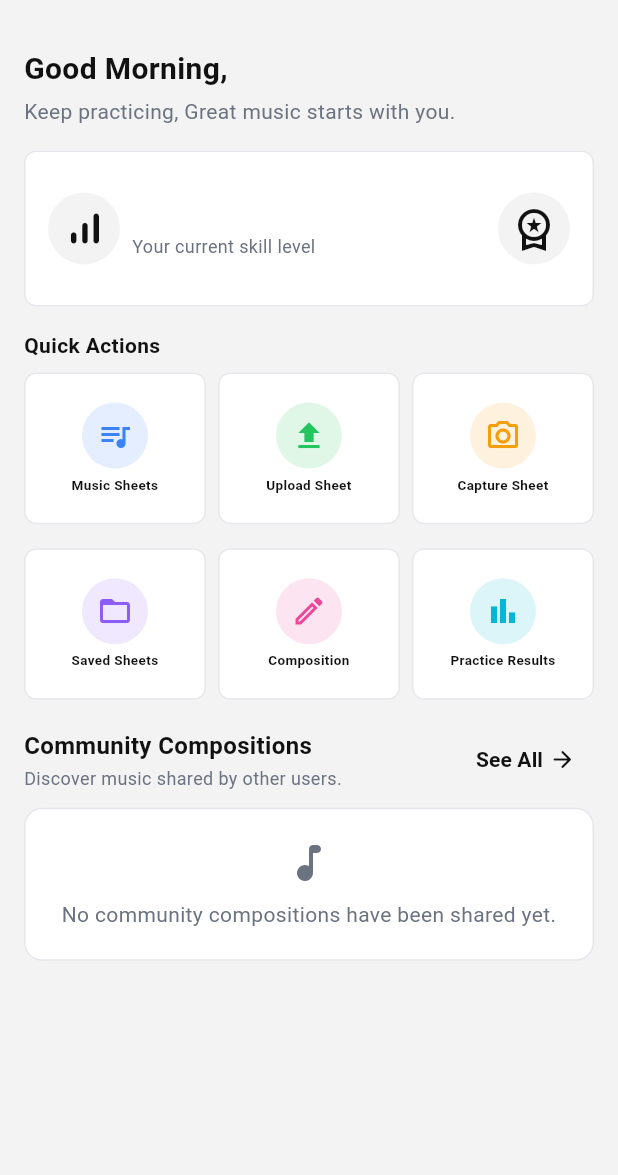
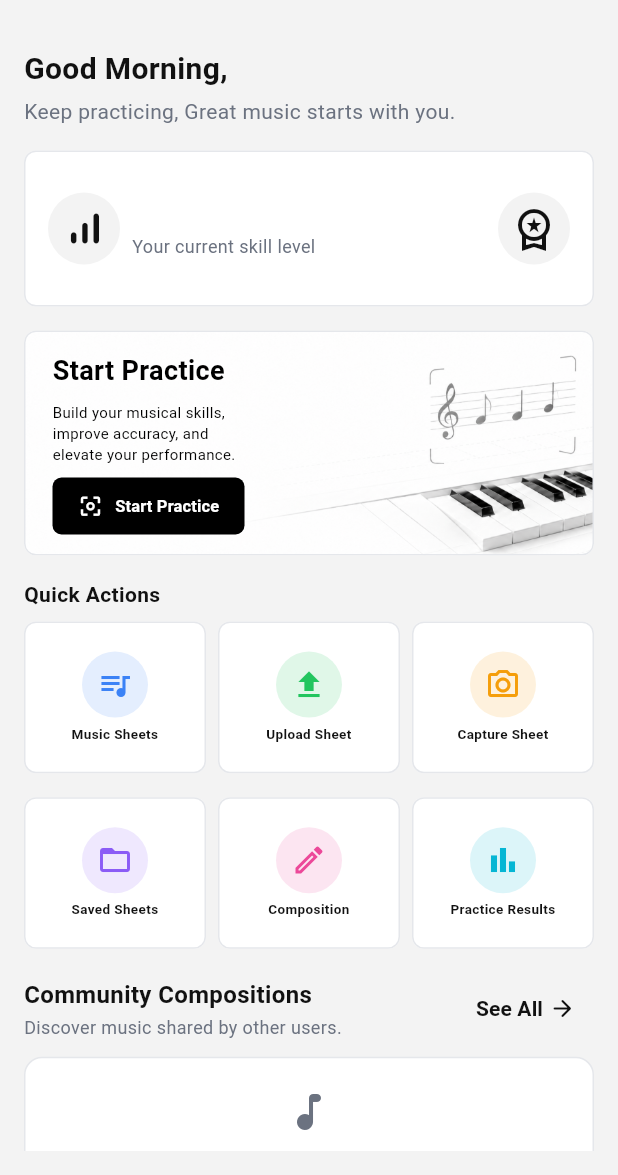
Before and after one commit to Fernandez-CJj/SoundSight, a Flutter app: the HomeScreen screen opened directly, on a phone screen of 412 x 824 dp, the part 61-1236 px from its top. Run offline on Flutter 3.47's test engine with Material 3 defaults, Android fonts, the phone set to English and light mode, and no system bars; our stand-ins replace audioplayers, camera, cloud_firestore, email_validator, file_picker, firebase_auth and 5 more; missing offline and left inert: flutter_midi_command, hand_detection, pdfrx; accounts and stored records are empty.

Commit message:
commit para kay ken

```diff
--- a/lib/screens/homescreen/screens/home_screen.dart
+++ b/lib/screens/homescreen/screens/home_screen.dart
@@ -10,6 +10,7 @@ import 'package:soundsight/screens/composition/screens/published_compositions_sc
 import 'package:soundsight/screens/composition/screens/published_composition_viewer_screen.dart';
 import 'package:soundsight/screens/homescreen/widgets/community_compositions_section.dart';
 import 'package:soundsight/screens/homescreen/widgets/level_card.dart';
+import 'package:soundsight/screens/homescreen/widgets/practice_container.dart';
 import 'package:soundsight/screens/homescreen/widgets/quick_actions.dart';
 import 'package:soundsight/screens/music_sheet/screens/music_sheet_screen.dart';
 import 'package:soundsight/screens/profile/profile_screen.dart';
@@ -43,6 +44,14 @@ class _HomeScreenState extends State<HomeScreen> {
   @override
   Widget build(BuildContext context) {
     final colors = AppThemeColors.fromDarkMode(isDarkMode);
+
+    final practiceImage = isDarkMode
+        ? 'assets/images/black_container.png'
+        : 'assets/images/white_container.png';
+
+    final practiceTextColor = isDarkMode ? Colors.white : Colors.black;
+    final practiceButtonColor = isDarkMode ? Colors.white : Colors.black;
+    final practiceButtonTextColor = isDarkMode ? Colors.black : Colors.white;
 
     return Scaffold(
       backgroundColor: colors.backgroundColor,
@@ -119,6 +128,14 @@ class _HomeScreenState extends State<HomeScreen> {
             ),
             const Gap(AppSpacing.md),
             TopCard(colors: colors, skillLevel: skillLevel),
+            const Gap(AppSpacing.md),
+            PracticeContainer(
+              practiceImage: practiceImage,
+              practiceTextColor: practiceTextColor,
+              practiceButtonColor: practiceButtonColor,
+              practiceButtonTextColor: practiceButtonTextColor,
+              borderColor: colors.borderColor,
+            ),
             const Gap(AppSpacing.md),
             QuickActions(
               colors: colors,
--- /dev/null
+++ b/lib/screens/homescreen/widgets/practice_container.dart
@@ -0,0 +1,96 @@
+import 'package:flutter/material.dart';
+import 'package:gap/gap.dart';
+import 'package:soundsight/constants/constant.dart';
+import 'package:soundsight/screens/practice/practice_screen.dart';
+
+class PracticeContainer extends StatelessWidget {
+  const PracticeContainer({
+    super.key,
+    required this.practiceImage,
+    required this.practiceTextColor,
+    required this.practiceButtonColor,
+    required this.practiceButtonTextColor,
+    required this.borderColor,
+  });
+
+  final String practiceImage;
+  final Color practiceTextColor;
+  final Color practiceButtonColor;
+  final Color practiceButtonTextColor;
+  final Color borderColor;
+
+  @override
+  Widget build(BuildContext context) {
+    return ClipRRect(
+      borderRadius: BorderRadius.circular(AppRadius.sm),
+      child: Container(
+        width: double.infinity,
+        height: 150,
+        decoration: BoxDecoration(
+          border: Border.all(color: borderColor),
+          borderRadius: BorderRadius.circular(AppRadius.sm),
+          image: DecorationImage(
+            image: AssetImage(practiceImage),
+            fit: BoxFit.cover,
+          ),
+        ),
+        child: Padding(
+          padding: const EdgeInsets.only(left: 18),
+          child: Column(
+            mainAxisAlignment: MainAxisAlignment.center,
+            crossAxisAlignment: CrossAxisAlignment.start,
+            children: [
+              Text(
+                'Start Practice',
+                style: TextStyle(
+                  color: practiceTextColor,
+                  fontSize: 18,
+                  fontWeight: FontWeight.w700,
+                ),
+              ),
+              Gap(AppSpacing.sm),
+              SizedBox(
+                width: 145,
+                child: Text(
+                  'Build your musical skills,\nimprove accuracy, and\nelevate your performance.',
+                  style: TextStyle(
+                    color: practiceTextColor,
+                    fontSize: 10,
+                    fontWeight: FontWeight.w400,
+                    height: 1.35,
+                  ),
+                ),
+              ),
+              Gap(AppSpacing.sm),
+              SizedBox(
+                width: 128,
+                height: 38,
+                child: ElevatedButton.icon(
+                  onPressed: () {
+                    Navigator.of(
+                      context,
+                    ).push(MaterialPageRoute(builder: (_) => PracticeScreen()));
+                  },
+                  icon: Icon(Icons.center_focus_weak, size: 17),
+                  label: Text(
+                    'Start Practice',
+                    style: TextStyle(fontSize: 11, fontWeight: FontWeight.w700),
+                  ),
+                  style: ElevatedButton.styleFrom(
+                    backgroundColor: practiceButtonColor,
+                    foregroundColor: practiceButtonTextColor,
+                    elevation: 0,
+                    shape: RoundedRectangleBorder(
+                      borderRadius: BorderRadius.circular(6),
+                    ),
+                    padding: EdgeInsets.zero,
+                  ),
+                ),
+              ),
+            ],
+          ),
+        ),
+      ),
+    );
+  }
+}
--- a/lib/widgets/drawer.dart
+++ b/lib/widgets/drawer.dart
@@ -12,6 +12,7 @@ import 'package:soundsight/screens/flyaway/flyaway_screen.dart';
 import 'package:soundsight/screens/homescreen/screens/home_screen.dart';
 import 'package:soundsight/screens/midi/midi/midi_note_identifier_screen.dart';
 import 'package:soundsight/screens/music_sheet/screens/music_sheet_screen.dart';
+import 'package:soundsight/screens/practice/practice_screen.dart';
 import 'package:soundsight/screens/profile/profile_screen.dart';
 import 'package:soundsight/theme/app_theme_colors.dart';
 import 'package:soundsight/widgets/drawer_profile_header.dart';
@@ -20,6 +21,7 @@ enum DrawerItem {
   home,
   musicSheets,
   captureUpload,
+  practice,
   midi,
   flyaway,
   savedSheets,
@@ -116,6 +118,23 @@ class AppDrawer extends StatelessWidget {
                     MaterialPageRoute(
                       builder: (_) =>
                           CaptureUploadSheetScreen(isDarkMode: isDarkMode),
+                    ),
+                  );
+                }
+              },
+            ),
+            _DrawerTile(
+              colors: colors,
+              active: activeItem == DrawerItem.practice,
+              icon: Icons.school_outlined,
+              title: 'Practice',
+              onTap: () {
+                Navigator.pop(context);
+
+                if (activeItem != DrawerItem.practice) {
+                  Navigator.of(context).push(
+                    MaterialPageRoute(
+                      builder: (_) => const PracticeScreen(),
                     ),
                   );
                 }
```
Also changed, not shown: lib/screens/practice/screens/challenges/ar/ar_practice_screen.dart (added, +177 -0 lines), lib/screens/practice/screens/challenges/selected_challenge_item_screen.dart (+15 -2 lines), assets/images/black_container.png (added), assets/images/white_container.png (added).
